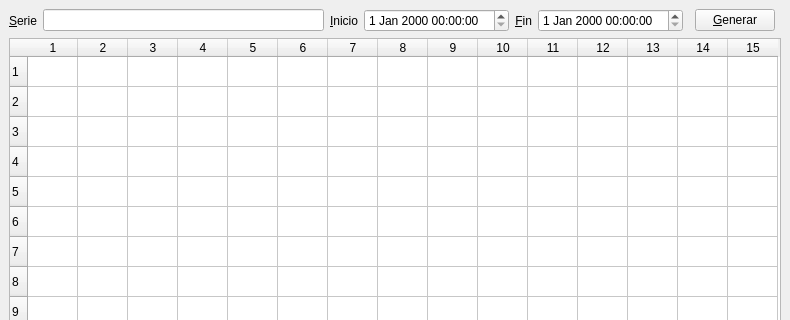
gisdsh/DeereReports, file ui/ui_mainwindow.ui: the form before one commit; both pictures show x 0 to 790 and y 0 to 320 of the 790 by 481 pixel window.
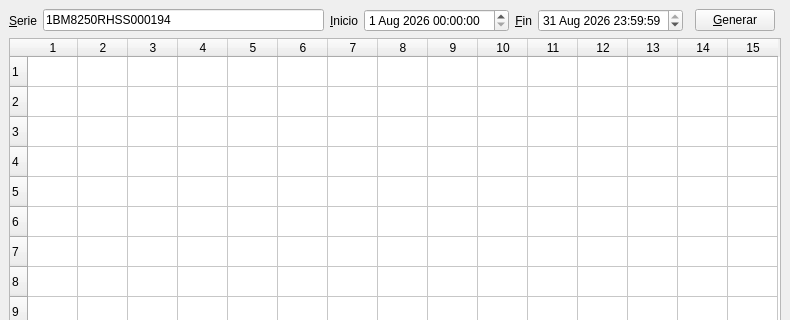
The form after the commit.

```diff
--- a/ui/ui_mainwindow.ui
+++ b/ui/ui_mainwindow.ui
@@ -29,7 +29,18 @@
      </widget>
     </item>
     <item row="0" column="5">
-     <widget class="QDateTimeEdit" name="dteFin"/>
+     <widget class="QDateTimeEdit" name="dteFin">
+      <property name="dateTime">
+       <datetime>
+        <hour>23</hour>
+        <minute>59</minute>
+        <second>59</second>
+        <year>2026</year>
+        <month>8</month>
+        <day>31</day>
+       </datetime>
+      </property>
+     </widget>
     </item>
     <item row="0" column="0">
      <widget class="QLabel" name="lblSerie">
@@ -113,10 +124,25 @@
      </widget>
     </item>
     <item row="0" column="1">
-     <widget class="QLineEdit" name="edtSerie"/>
+     <widget class="QLineEdit" name="edtSerie">
+      <property name="text">
+       <string>1BM8250RHSS000194</string>
+      </property>
+     </widget>
     </item>
     <item row="0" column="3">
-     <widget class="QDateTimeEdit" name="dteInicio"/>
+     <widget class="QDateTimeEdit" name="dteInicio">
+      <property name="dateTime">
+       <datetime>
+        <hour>0</hour>
+        <minute>0</minute>
+        <second>0</second>
+        <year>2026</year>
+        <month>8</month>
+        <day>1</day>
+       </datetime>
+      </property>
+     </widget>
     </item>
     <item row="0" column="2">
      <widget class="QLabel" name="lblInicio">
```
Left out of the diff: 2 changed lines with no effect on the pictures.
